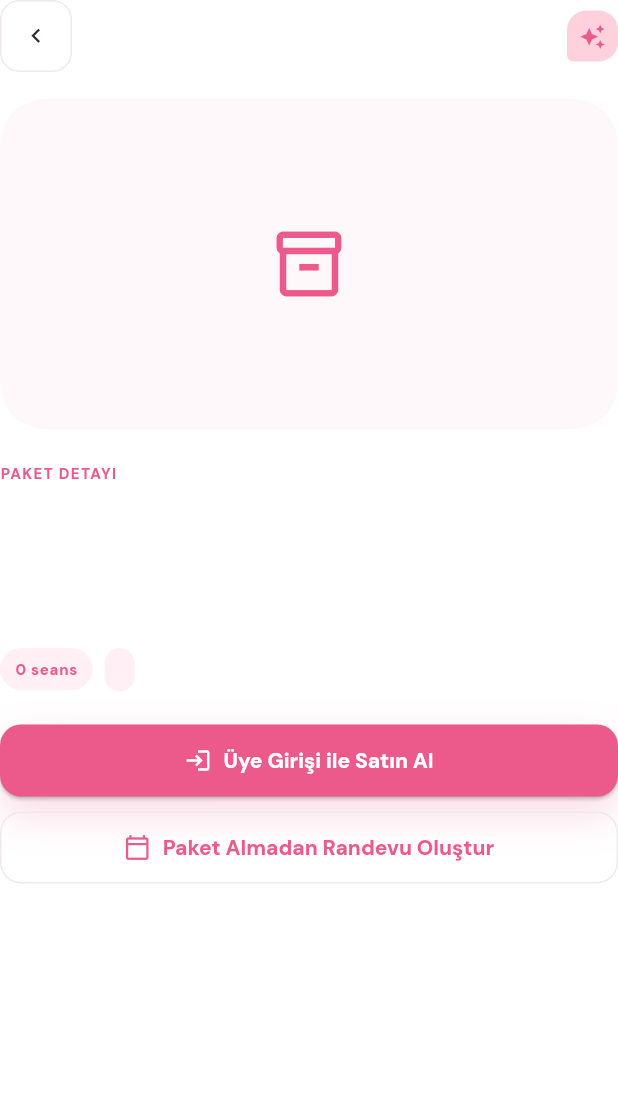
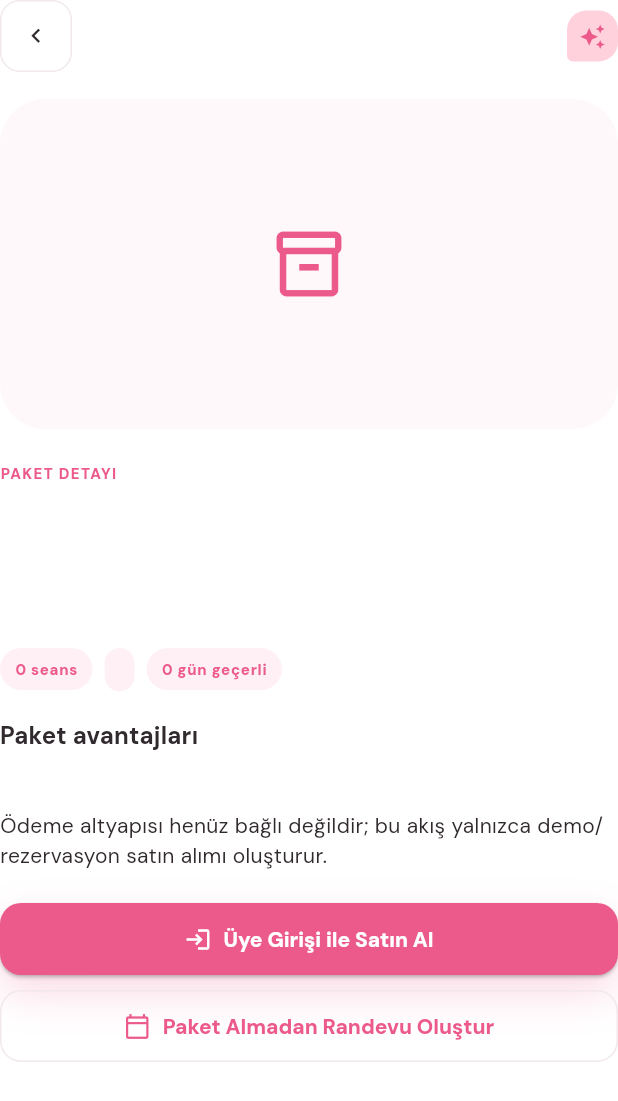
Before and after one commit to eyluldurmaz9-dev/glowbook-flutter, a Flutter app: the _PackageDetailContent widget shown alone on an empty page, opened directly with empty values, on a phone screen of 412 x 824 dp. Shown: the top 1101 px of the screen. Run offline on Flutter 3.47's test engine with Material 3 defaults, Android fonts, the phone set to English and light mode, and no system bars; our stand-ins replace connectivity_plus, dio, flutter_riverpod, flutter_secure_storage, go_router, google_fonts and 1 more; accounts and stored records are empty; network calls fail.

Commit message:
fix(packages): confirm reservation before booking

```diff
--- a/lib/features/catalog/catalog_models.dart
+++ b/lib/features/catalog/catalog_models.dart
@@ -66,6 +66,7 @@ class CatalogPackage {
     this.description,
     this.totalSession,
     this.priceText,
+    this.validityDays,
     this.image,
     this.active,
   });
@@ -77,6 +78,7 @@ class CatalogPackage {
   final String? description;
   final int? totalSession;
   final String? priceText;
+  final int? validityDays;
   final String? image;
   final bool? active;
 
@@ -89,6 +91,7 @@ class CatalogPackage {
       description: _cleanText(json['description']),
       totalSession: _intValue(json['totalSession']),
       priceText: _priceText(json['price']),
+      validityDays: _intValue(json['validityDays']),
       image: _cleanText(json['packageImage']),
       active: _boolValue(json['active']),
     );
--- a/lib/features/package/package_detail_page.dart
+++ b/lib/features/package/package_detail_page.dart
@@ -74,6 +74,7 @@ class _PackageDetailContent extends ConsumerStatefulWidget {
 
 class _PackageDetailContentState extends ConsumerState<_PackageDetailContent> {
   bool _purchasing = false;
+  bool _purchased = false;
 
   Future<void> _purchasePackage() async {
     if (_purchasing) return;
@@ -93,6 +94,30 @@ class _PackageDetailContentState extends ConsumerState<_PackageDetailContent> {
       return;
     }
 
+    final confirmed = await showDialog<bool>(
+      context: context,
+      builder: (dialogContext) => AlertDialog(
+        title: const Text('Paket rezervasyonunu onayla'),
+        content: Text(
+          '${widget.package.name}\n\n'
+          '${widget.package.totalSession ?? '-'} seans • ${widget.package.priceText ?? 'Fiyat belirtilmedi'}\n'
+          '${widget.package.validityDays ?? 365} gün geçerlilik\n\n'
+          'Bu işlem demo/rezervasyon satın alımıdır. Gerçek bir ödeme alınmaz.',
+        ),
+        actions: [
+          TextButton(
+            onPressed: () => Navigator.of(dialogContext).pop(false),
+            child: const Text('Vazgeç'),
+          ),
+          FilledButton(
+            onPressed: () => Navigator.of(dialogContext).pop(true),
+            child: const Text('Onayla'),
+          ),
+        ],
+      ),
+    );
+    if (confirmed != true || !mounted) return;
+
     setState(() => _purchasing = true);
     try {
       await ref
@@ -102,9 +127,9 @@ class _PackageDetailContentState extends ConsumerState<_PackageDetailContent> {
       if (!mounted) return;
       GlowSnackBar.showSuccess(
         context,
-        'Paket satın alındı. Randevuda 1 seans kullanabilirsin.',
+        'Paket rezervasyonun oluşturuldu ve Paketlerim alanına eklendi.',
       );
-      AppNavigation.go(context, AppRoutes.appointment);
+      setState(() => _purchased = true);
     } catch (error) {
       if (!mounted) return;
       GlowSnackBar.showError(context, error.toString());
@@ -171,15 +196,35 @@ class _PackageDetailContentState extends ConsumerState<_PackageDetailContent> {
                 color: AppColors.action,
                 background: AppColors.roseTint,
               ),
+            GlowPill(label: '${package.validityDays ?? 365} gün geçerli'),
           ],
         ),
+        const SizedBox(height: 18),
+        Text('Paket avantajları', style: Theme.of(context).textTheme.titleMedium),
+        const SizedBox(height: 8),
+        Text(
+          package.description ??
+              'Paket kapsamındaki seansları geçerlilik süresi boyunca kullanabilirsin.',
+        ),
+        const SizedBox(height: 8),
+        const Text(
+          'Ödeme altyapısı henüz bağlı değildir; bu akış yalnızca demo/rezervasyon satın alımı oluşturur.',
+        ),
         const SizedBox(height: 22),
+        if (!_purchased)
           GlowButton(
-          label: signedIn ? 'Paketi Satın Al' : 'Üye Girişi ile Satın Al',
+            label: signedIn ? 'Satın Almayı Onayla' : 'Üye Girişi ile Satın Al',
             icon: signedIn ? Icons.shopping_bag_outlined : Icons.login,
             loading: _purchasing,
             fullWidth: true,
             onPressed: _purchasePackage,
+          )
+        else
+          GlowButton(
+            label: 'Bu paketle randevu al',
+            icon: Icons.calendar_today_outlined,
+            fullWidth: true,
+            onPressed: () => AppNavigation.go(context, AppRoutes.appointment),
           ),
         const SizedBox(height: 10),
         GlowButton(
```
Lines whose indentation alone changed are shown as unchanged.
